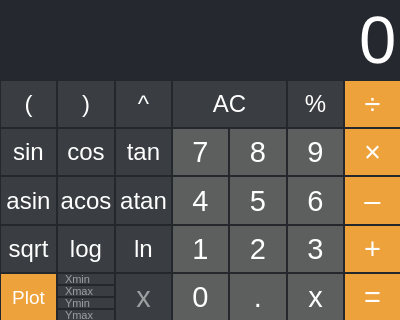
Before: the Qt Designer form src/app/mainwindow.ui in bansheewaltz/c-graphing-calculator, drawn with Qt 5.
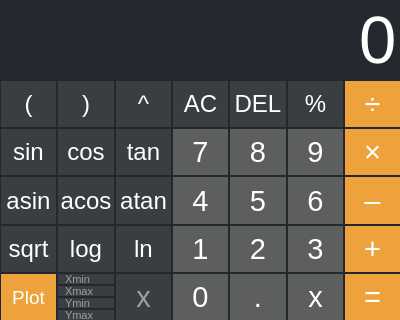
After: the same form once the commit is applied. Custom widgets are drawn as their Qt base class.

Commit message: src:app: add DEL button

```diff
--- a/src/app/mainwindow.ui
+++ b/src/app/mainwindow.ui
@@ -758,7 +758,7 @@
           <number>0</number>
          </property>
          <item>
-          <layout class="QHBoxLayout" name="topRightLayout" stretch="2,1,1">
+          <layout class="QHBoxLayout" name="topRightLayout">
            <property name="spacing">
             <number>0</number>
            </property>
@@ -993,6 +993,41 @@
              </property>
              <property name="text">
               <string>AC</string>
+             </property>
+             <property name="shortcut">
+              <string>Esc</string>
+             </property>
+            </widget>
+           </item>
+           <item>
+            <widget class="QPushButton" name="del">
+             <property name="sizePolicy">
+              <sizepolicy hsizetype="Preferred" vsizetype="Preferred">
+               <horstretch>0</horstretch>
+               <verstretch>0</verstretch>
+              </sizepolicy>
+             </property>
+             <property name="font">
+              <font>
+               <pointsize>18</pointsize>
+              </font>
+             </property>
+             <property name="toolTip">
+              <string>hotkey: backspace</string>
+             </property>
+             <property name="styleSheet">
+              <string notr="true">QPushButton {
+  background-color: rgb(58, 62, 66);
+  color: white; 
+  border: 1px solid rgb(36, 40, 45);
+}
+
+QPushButton:pressed {
+    background-color: rgb(93, 95, 95);
+}</string>
+             </property>
+             <property name="text">
+              <string>DEL</string>
              </property>
              <property name="shortcut">
               <string>Backspace</string>
```
Left out of the diff: 2 changed lines with no effect on the pictures. The commit also changes 2 other files.
